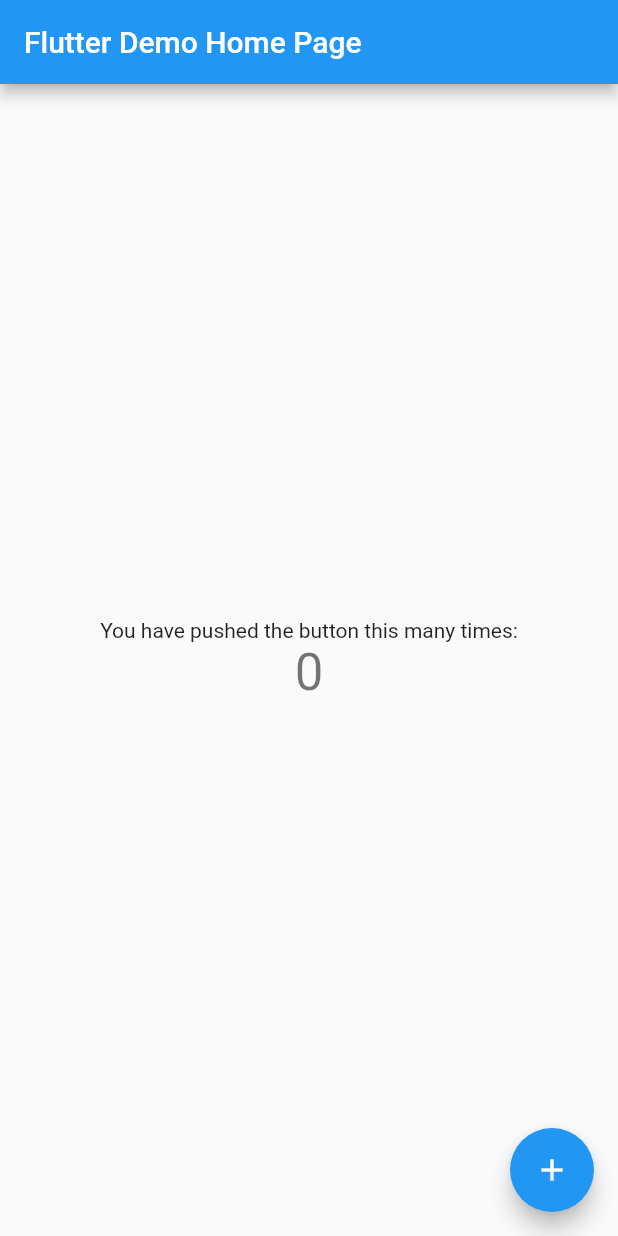
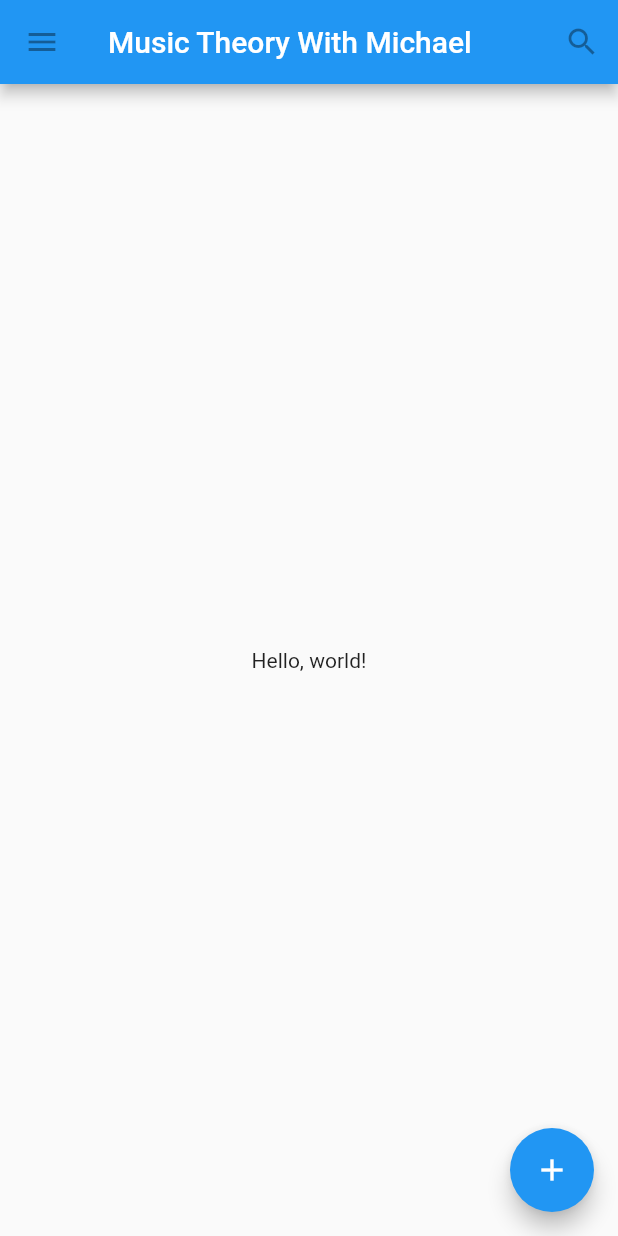
Before and after one commit to mdgoldstein2/music_theory_with_michael, a Flutter app: the screen it shows after launch, on a phone screen of 412 x 824 dp. Run offline on Flutter 3.47's test engine with Material 2 defaults, Android fonts, the phone set to English and light mode, and no system bars.

Commit message:
Minor changes

```diff
--- a/lib/main.dart
+++ b/lib/main.dart
@@ -1,117 +1,54 @@
 import 'package:flutter/material.dart';
 
+// method that starts and runs the application
 void main() {
-  runApp(MyApp());
+  runApp(BaseWidget());
 }
 
-class MyApp extends StatelessWidget {
-  // This widget is the root of your application.
+// the base widget that the application is "rooted" in
+// all other widgets are "stacked" onto this one
+class BaseWidget extends StatelessWidget {
+  // function that returns the widget
   @override
   Widget build(BuildContext context) {
     return MaterialApp(
-      title: 'Flutter Demo',
-      theme: ThemeData(
-        // This is the theme of your application.
-        //
-        // Try running your application with "flutter run". You'll see the
-        // application has a blue toolbar. Then, without quitting the app, try
-        // changing the primarySwatch below to Colors.green and then invoke
-        // "hot reload" (press "r" in the console where you ran "flutter run",
-        // or simply save your changes to "hot reload" in a Flutter IDE).
-        // Notice that the counter didn't reset back to zero; the application
-        // is not restarted.
-        primarySwatch: Colors.blue,
-        // This makes the visual density adapt to the platform that you run
-        // the app on. For desktop platforms, the controls will be smaller and
-        // closer together (more dense) than on mobile platforms.
-        visualDensity: VisualDensity.adaptivePlatformDensity,
-      ),
-      home: MyHomePage(title: 'Flutter Demo Home Page'),
+      title: 'Home Widget',
+      theme: ThemeData(visualDensity: VisualDensity.adaptivePlatformDensity),
+      home: HomePage(),
     );
   }
 }
 
-class MyHomePage extends StatefulWidget {
-  MyHomePage({Key key, this.title}) : super(key: key);
-
-  // This widget is the home page of your application. It is stateful, meaning
-  // that it has a State object (defined below) that contains fields that affect
-  // how it looks.
-
-  // This class is the configuration for the state. It holds the values (in this
-  // case the title) provided by the parent (in this case the App widget) and
-  // used by the build method of the State. Fields in a Widget subclass are
-  // always marked "final".
-
-  final String title;
-
-  @override
-  _MyHomePageState createState() => _MyHomePageState();
-}
-
-class _MyHomePageState extends State<MyHomePage> {
-  int _counter = 0;
-
-  void _incrementCounter() {
-    setState(() {
-      // This call to setState tells the Flutter framework that something has
-      // changed in this State, which causes it to rerun the build method below
-      // so that the display can reflect the updated values. If we changed
-      // _counter without calling setState(), then the build method would not be
-      // called again, and so nothing would appear to happen.
-      _counter++;
-    });
-  }
-
+//the homepage for the music theory application
+class HomePage extends StatelessWidget {
+  //function that returns the widget
   @override
   Widget build(BuildContext context) {
-    // This method is rerun every time setState is called, for instance as done
-    // by the _incrementCounter method above.
-    //
-    // The Flutter framework has been optimized to make rerunning build methods
-    // fast, so that you can just rebuild anything that needs updating rather
-    // than having to individually change instances of widgets.
     return Scaffold(
       appBar: AppBar(
-        // Here we take the value from the MyHomePage object that was created by
-        // the App.build method, and use it to set our appbar title.
-        title: Text(widget.title),
+        leading: IconButton(
+          icon: Icon(Icons.menu),
+          tooltip: 'Navigation menu',
+          onPressed: null,
+        ),
+        title: Text('Music Theory With Michael'),
+        actions: <Widget>[
+          IconButton(
+            icon: Icon(Icons.search),
+            tooltip: 'Search',
+            onPressed: null,
+          ),
+        ],
       ),
+      // body is the majority of the screen.
       body: Center(
-        // Center is a layout widget. It takes a single child and positions it
-        // in the middle of the parent.
-        child: Column(
-          // Column is also a layout widget. It takes a list of children and
-          // arranges them vertically. By default, it sizes itself to fit its
-          // children horizontally, and tries to be as tall as its parent.
-          //
-          // Invoke "debug painting" (press "p" in the console, choose the
-          // "Toggle Debug Paint" action from the Flutter Inspector in Android
-          // Studio, or the "Toggle Debug Paint" command in Visual Studio Code)
-          // to see the wireframe for each widget.
-          //
-          // Column has various properties to control how it sizes itself and
-          // how it positions its children. Here we use mainAxisAlignment to
-          // center the children vertically; the main axis here is the vertical
-          // axis because Columns are vertical (the cross axis would be
-          // horizontal).
-          mainAxisAlignment: MainAxisAlignment.center,
-          children: <Widget>[
-            Text(
-              'You have pushed the button this many times:',
-            ),
-            Text(
-              '$_counter',
-              style: Theme.of(context).textTheme.headline4,
-            ),
-          ],
-        ),
+        child: Text('Hello, world!'),
       ),
       floatingActionButton: FloatingActionButton(
-        onPressed: _incrementCounter,
-        tooltip: 'Increment',
+        tooltip: 'Add', // used by assistive technologies
         child: Icon(Icons.add),
-      ), // This trailing comma makes auto-formatting nicer for build methods.
+        onPressed: null,
+      ),
     );
   }
 }
```
Also changed, not shown: 1 other file.
